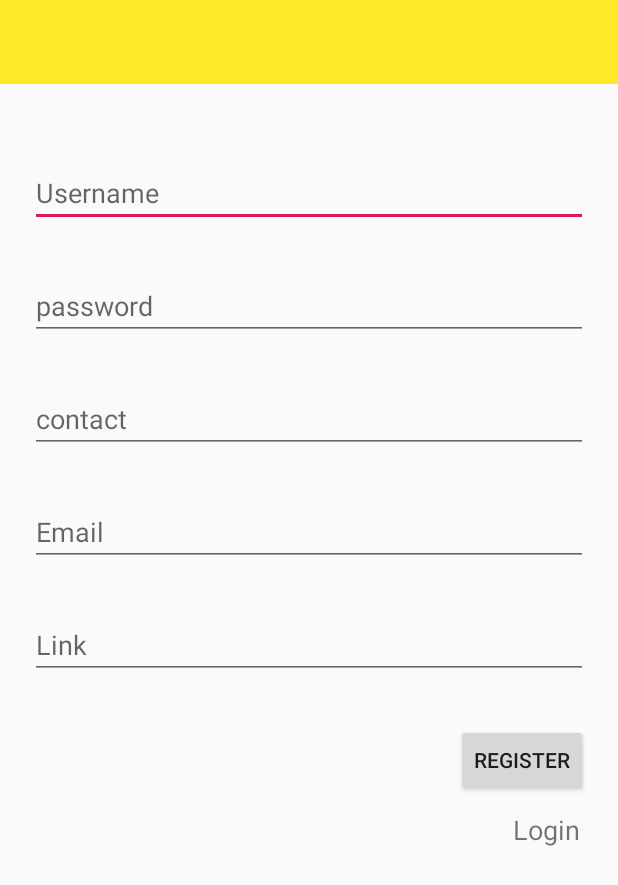
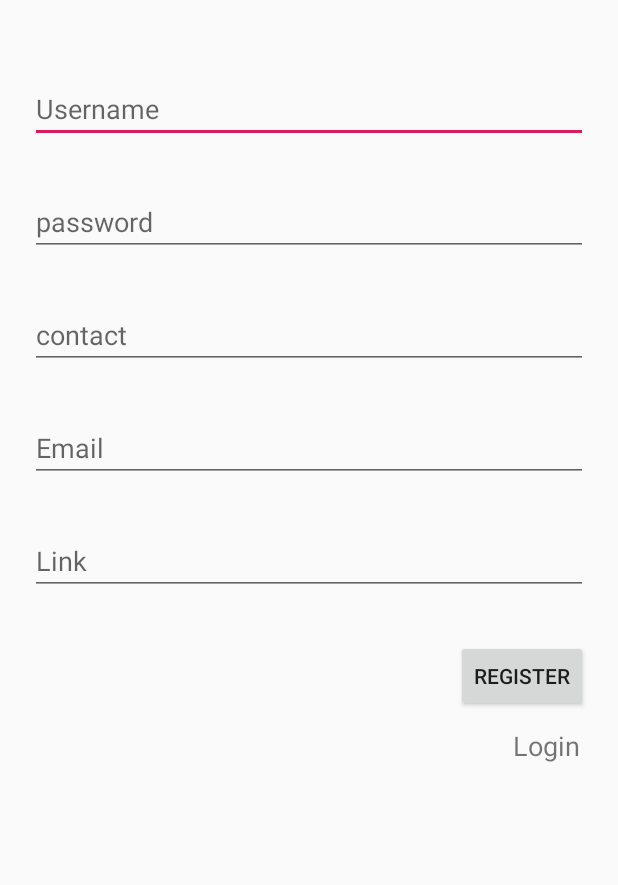
Before and after one commit to wasifmehmood/TravelBot, an Android app: the layout activity_register.xml on its own in the app's theme, with its tools: preview values and no code run, on a phone screen of 412 x 824 dp. Shown: the top 885 px of the screen. Run offline under Robolectric (Android 15) with nearby library versions, the phone set to English and light mode, and no system bars.

```diff
--- a/src/main/AndroidManifest.xml
+++ b/src/main/AndroidManifest.xml
@@ -16,9 +16,9 @@
         <activity
             android:name=".Review"
             android:theme="@style/AppTheme" />
-        <activity
-            android:name=".Register"
-            android:theme="@style/AppTheme" />
+        <!--<activity-->
+            <!--android:name=".Register"-->
+            <!--android:theme="@style/AppTheme" />-->
         <!--<activity-->
             <!--android:name=".Login"-->
             <!--android:theme="@style/AppTheme" />-->
--- a/src/main/java/com/example/travelbot/ListSingleton.java
+++ b/src/main/java/com/example/travelbot/ListSingleton.java
@@ -15,13 +15,14 @@ class ListSingleton {
     List<String> botMsgList;
     CustomAdapter customAdapter;
     SharedPreferences prefs;
+    Boolean fragmentFlag;
     //private constructor.
 
     private ListSingleton(){
 
         botMsgList = new ArrayList<>();
         botDrawList = new ArrayList<>();
-
+        fragmentFlag = true;
 
     }
 
--- a/src/main/java/com/example/travelbot/Login.java
+++ b/src/main/java/com/example/travelbot/Login.java
@@ -1,5 +1,6 @@
 package com.example.travelbot;
 
+import android.content.Context;
 import android.support.annotation.Nullable;
 import android.support.v4.app.Fragment;
 import android.support.v7.app.AppCompatActivity;
@@ -10,6 +11,7 @@ import android.view.LayoutInflater;
 import android.view.View;
 import android.view.ViewGroup;
 import android.widget.TextView;
+import android.widget.Toast;
 
 public class Login extends Fragment {
 
@@ -37,4 +39,5 @@ public class Login extends Fragment {
         tv.setMovementMethod(LinkMovementMethod.getInstance());
 
     }
+
 }
--- a/src/main/res/layout/activity_register.xml
+++ b/src/main/res/layout/activity_register.xml
@@ -4,78 +4,83 @@
     xmlns:tools="http://schemas.android.com/tools"
     android:layout_width="match_parent"
     android:layout_height="match_parent"
-    tools:context=".Register">
-
-    <android.support.v7.widget.Toolbar
-        android:id="@+id/toolbar"
-        android:layout_width="match_parent"
-        android:layout_height="?attr/actionBarSize"
-        android:background="#FDE92A"
-        android:theme="@style/ThemeOverlay.AppCompat.ActionBar" />
+    >
+    <!--tools:context=".Register"-->
+    <!--<android.support.v7.widget.Toolbar-->
+        <!--android:id="@+id/toolbar"-->
+        <!--android:layout_width="match_parent"-->
+        <!--android:layout_height="?attr/actionBarSize"-->
+        <!--android:background="#FDE92A"-->
+        <!--android:theme="@style/ThemeOverlay.AppCompat.ActionBar" />-->
 
     <EditText
-        android:id="@+id/registerUsernameView"
+        android:id="@+id/registerUsernameEt"
         android:layout_width="match_parent"
         android:layout_height="wrap_content"
         android:hint="@string/username"
         android:layout_below="@+id/toolbar"
         android:layout_marginTop="50dp"
         android:layout_marginRight="20dp"
-        android:layout_marginLeft="20dp" />
+        android:layout_marginLeft="20dp"
+        android:inputType="textPersonName"/>
 
     <EditText
-        android:id="@+id/registerPassView"
+        android:id="@+id/registerPassEt"
         android:layout_width="match_parent"
         android:layout_height="wrap_content"
         android:hint="@string/password"
-        android:layout_below="@+id/registerUsernameView"
+        android:layout_below="@+id/registerUsernameEt"
         android:layout_marginTop="30dp"
         android:layout_marginRight="20dp"
-        android:layout_marginLeft="20dp"/>
+        android:layout_marginLeft="20dp"
+        android:inputType="textPassword"/>
 
     <EditText
-        android:id="@+id/registerContactView"
+        android:id="@+id/registerContactEt"
         android:layout_width="match_parent"
         android:layout_height="wrap_content"
         android:hint="@string/contact"
-        android:layout_below="@+id/registerPassView"
+        android:layout_below="@+id/registerPassEt"
         android:layout_marginTop="30dp"
         android:layout_marginRight="20dp"
-        android:layout_marginLeft="20dp"/>
+        android:layout_marginLeft="20dp"
+        android:inputType="phone"/>
 
     <EditText
-        android:id="@+id/registerEmailView"
+        android:id="@+id/registerEmailEt"
         android:layout_width="match_parent"
         android:layout_height="wrap_content"
         android:hint="@string/email"
-        android:layout_below="@+id/registerContactView"
+        android:layout_below="@+id/registerContactEt"
         android:layout_marginTop="30dp"
         android:layout_marginRight="20dp"
-        android:layout_marginLeft="20dp"/>
+        android:layout_marginLeft="20dp"
+        android:inputType="textEmailAddress"/>
 
     <EditText
-        android:id="@+id/registerLinkView"
+        android:id="@+id/registerLinkEt"
         android:layout_width="match_parent"
         android:layout_height="wrap_content"
         android:hint="@string/link"
-        android:layout_below="@+id/registerEmailView"
+        android:layout_below="@+id/registerEmailEt"
         android:layout_marginTop="30dp"
         android:layout_marginRight="20dp"
-        android:layout_marginLeft="20dp"/>
+        android:layout_marginLeft="20dp"
+        android:inputType="textUri"/>
 
     <Button
         android:id="@+id/registerBtn"
         android:layout_width="wrap_content"
         android:layout_height="wrap_content"
         android:text="@string/register"
-        android:layout_below="@+id/registerLinkView"
+        android:layout_below="@+id/registerLinkEt"
         android:layout_alignParentRight="true"
         android:layout_marginTop="30dp"
         android:layout_marginRight="20dp"
-        android:layout_marginLeft="20dp"/>
+        android:layout_marginLeft="20dp" />
 
     <TextView
-        android:id="@+id/regLoginView"
+        android:id="@+id/regLoginTv"
         android:layout_width="wrap_content"
         android:layout_height="wrap_content"
         android:layout_below="@+id/registerBtn"
```
Also changed, not shown: src/main/java/com/example/travelbot/Chat.java (+19 -1 lines), src/main/java/com/example/travelbot/NavDrawer.java (+36 -10 lines), src/main/java/com/example/travelbot/Register.java (+139 -5 lines), src/main/res/menu/drawer_menu.xml (+6 -1 lines).
